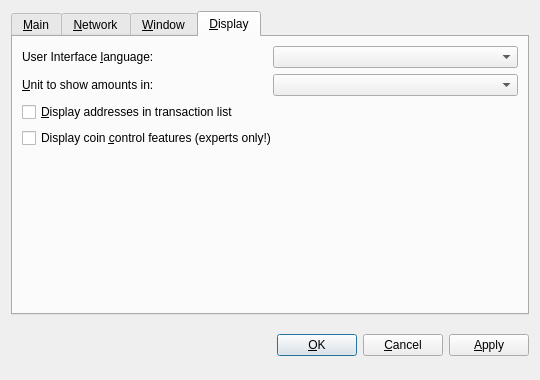
This is src/qt/forms/optionsdialog.ui in dopecoin-dev/DopeCoinV3 as Qt 5 draws it before an edit. The edited form follows.
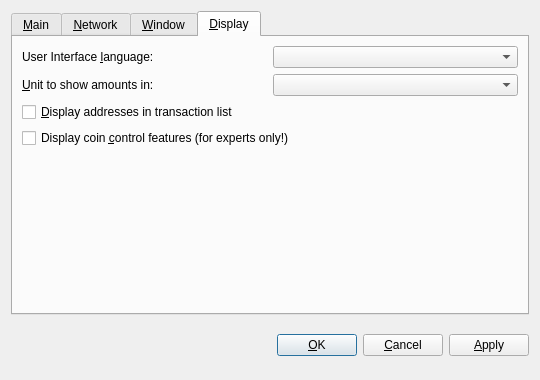
This is the edited form. The open tabs and pages were chosen to show the change. Custom widgets are drawn as their Qt base class.

```diff
--- a/src/qt/forms/optionsdialog.ui
+++ b/src/qt/forms/optionsdialog.ui
@@ -349,7 +349,7 @@
           <string>Whether to show coin control features or not.</string>
          </property>
          <property name="text">
-          <string>Display coin &amp;control features (experts only!)</string>
+          <string>Display coin &amp;control features (for experts only!)</string>
          </property>
         </widget>
        </item>
```
